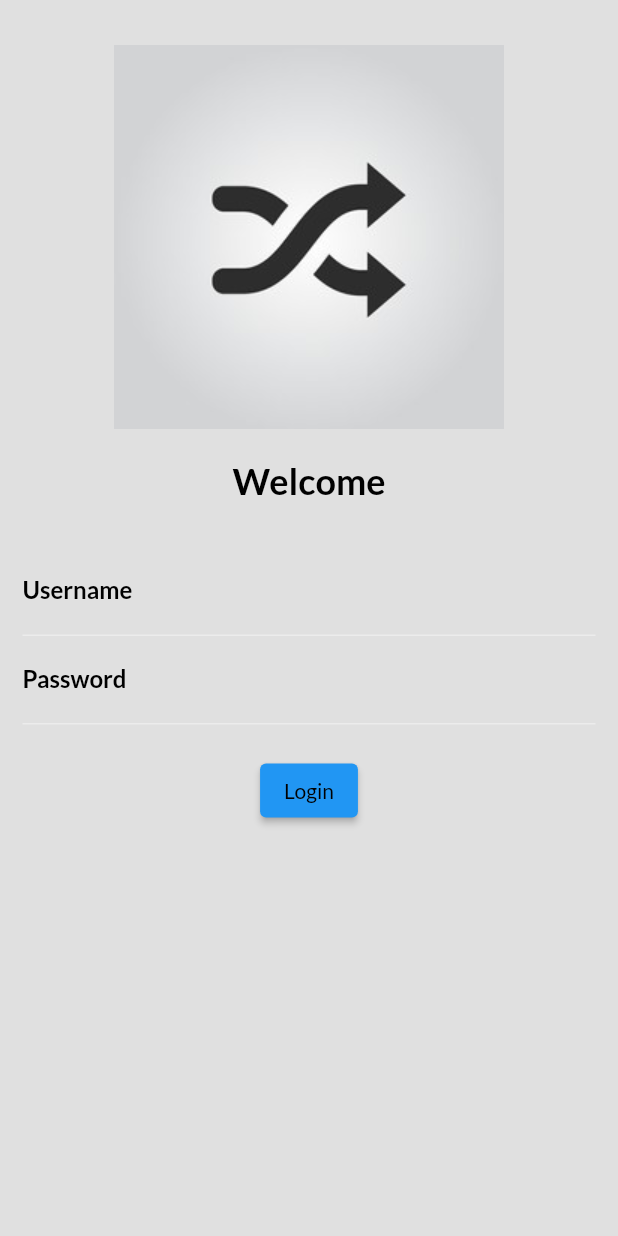
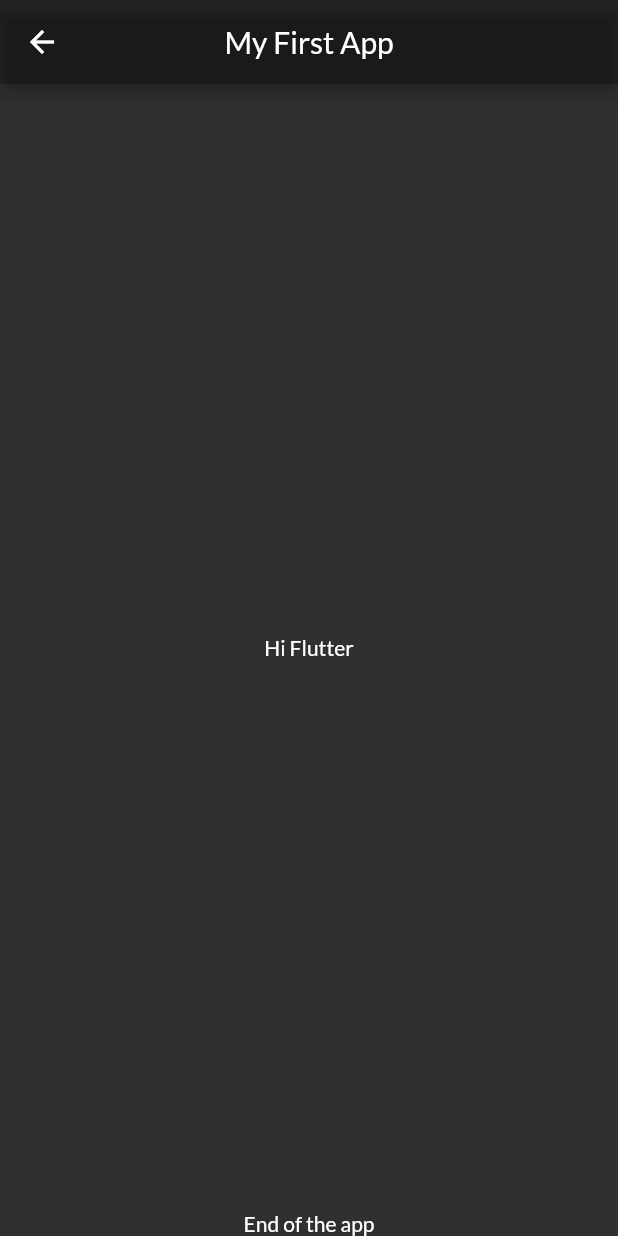
Before and after one commit to sohaibamir/Catalog-App, a Flutter app: the screen it shows after launch, after a tap on "Login", on a phone screen of 412 x 824 dp. Run offline on Flutter 3.47's test engine with Material 2 defaults, Android fonts, the phone set to English and light mode, and no system bars; our stand-ins replace google_fonts.

Commit message:
Day 5 completed

```diff
--- a/lib/main.dart
+++ b/lib/main.dart
@@ -2,6 +2,7 @@ import 'package:flutter/cupertino.dart';
 import 'package:flutter/material.dart';
 import 'package:flutter_application_1/pages/home_page.dart';
 import 'package:flutter_application_1/pages/login_page.dart';
+import 'package:flutter_application_1/utils/routes.dart';
 import 'package:google_fonts/google_fonts.dart';
 
 void main() {
@@ -27,11 +28,12 @@ class MyApp extends StatelessWidget {
       darkTheme: ThemeData(
           brightness: Brightness.dark,
           fontFamily: GoogleFonts.lato().fontFamily),
-      initialRoute: "/home",
+      //debugShowCheckedModeBanner: false,
+      initialRoute: "/",
       routes: {
         "/": (context) => LoginPage(),
-        "/home": (context) => HomePage(),
-        "login": (context) => LoginPage(),
+        MyRoutes.homeRoute: (context) => HomePage(),
+        MyRoutes.loginRoute: (context) => LoginPage(),
       },
     );
   }
--- a/lib/pages/home_page.dart
+++ b/lib/pages/home_page.dart
@@ -3,78 +3,20 @@ import 'package:flutter/material.dart';
 class HomePage extends StatelessWidget {
   @override
   Widget build(BuildContext context) {
-    return Material(
-        color: Colors.grey.shade300,
-        child: Column(
-          children: [
-            // ignore: prefer_const_constructors
-            SizedBox(
-              height: 30.0,
-            ),
-            Image.asset(
-              "assets/images/random.jpg",
-              fit: BoxFit.cover,
-            ),
-            // ignore: prefer_const_constructors
-            SizedBox(
-              height: 20.0,
-            ),
-            // ignore: prefer_const_constructors
-            Text(
-              "Welcome",
-              style: const TextStyle(
-                fontSize: 24,
-                fontWeight: FontWeight.bold,
-                color: Colors.black,
-              ),
-            ),
-            // ignore: prefer_const_constructors
-            SizedBox(
-              height: 20.0,
-            ),
-            Padding(
-                padding:
-                    const EdgeInsets.symmetric(vertical: 10, horizontal: 15),
-                child: Column(
-                  children: [
-                    TextFormField(
-                        cursorColor: Colors.black,
-                        style: const TextStyle(color: Colors.black),
-                        decoration: const InputDecoration(
-                            hintText: "Enter username",
-                            labelText: "Username",
-                            hintStyle: TextStyle(
-                                color: Colors.red, fontWeight: FontWeight.w200),
-                            labelStyle: TextStyle(
-                                color: Colors.black,
-                                fontWeight: FontWeight.bold))),
-                    TextFormField(
-                        obscureText: true,
-                        cursorColor: Colors.black,
-                        style: const TextStyle(color: Colors.black),
-                        decoration: const InputDecoration(
-                            hintText: "Enter password",
-                            labelText: "Password",
-                            hintStyle: TextStyle(
-                                color: Colors.red, fontWeight: FontWeight.w200),
-                            labelStyle: TextStyle(
-                                color: Colors.black,
-                                fontWeight: FontWeight.bold))),
-                    // ignore: prefer_const_constructors
-                    SizedBox(
-                      height: 20.0,
-                    ),
-                    ElevatedButton(
-                      onPressed: () {
-                        // ignore: avoid_print
-                        print("Button working");
-                      },
-                      child: const Text("Login"),
-                      style: TextButton.styleFrom(primary: Colors.black),
-                    )
-                  ],
-                )),
-          ],
+    return Scaffold(
+        appBar: AppBar(
+          centerTitle: true,
+          title: const Text("My First App"),
+          backgroundColor: Colors.black26,
+        ),
+        body: const Center(
+          child: Center(
+            child: Text("Hi Flutter"),
+          ),
+        ),
+        bottomNavigationBar: const Text(
+          "End of the app",
+          textAlign: TextAlign.center,
         ));
   }
 }
--- a/lib/pages/login_page.dart
+++ b/lib/pages/login_page.dart
@@ -1,19 +1,87 @@
 import 'package:flutter/material.dart';
+import 'package:flutter_application_1/utils/routes.dart';
 
 class LoginPage extends StatelessWidget {
   @override
   Widget build(BuildContext context) {
-    return const Material(
-      child: Center(
-        child: Text(
-          "Login Page",
-          style: TextStyle(
-            fontSize: 40,
-            color: Colors.blue,
-            fontWeight: FontWeight.bold,
+    return Material(
+      color: Colors.grey.shade300,
+      child: SingleChildScrollView(
+          child: Column(
+        children: [
+          // ignore: prefer_const_constructors
+          SizedBox(
+            height: 30.0,
           ),
-        ),
-      ),
+          Image.asset(
+            "assets/images/random.jpg",
+            fit: BoxFit.cover,
+            height: 200,
+          ),
+          // ignore: prefer_const_constructors
+          SizedBox(
+            height: 30.0,
+          ),
+          // ignore: prefer_const_constructors
+          Text(
+            "Welcome",
+            style: const TextStyle(
+              fontSize: 26,
+              fontWeight: FontWeight.bold,
+              color: Colors.black,
+            ),
+          ),
+          // ignore: prefer_const_constructors
+          SizedBox(
+            height: 20.0,
+          ),
+          Padding(
+              padding: const EdgeInsets.symmetric(vertical: 10, horizontal: 15),
+              child: Column(
+                children: [
+                  TextFormField(
+                      cursorColor: Colors.black,
+                      style: const TextStyle(color: Colors.black),
+                      decoration: const InputDecoration(
+                          hintText: "Enter username",
+                          labelText: "Username",
+                          hintStyle: TextStyle(
+                              color: Colors.red, fontWeight: FontWeight.w200),
+                          labelStyle: TextStyle(
+                              color: Colors.black,
+                              fontWeight: FontWeight.bold))),
+                  TextFormField(
+                      obscureText: true,
+                      cursorColor: Colors.black,
+                      style: const TextStyle(color: Colors.black),
+                      decoration: const InputDecoration(
+                          hintText: "Enter password",
+                          labelText: "Password",
+                          hintStyle: TextStyle(
+                              color: Colors.red, fontWeight: FontWeight.w200),
+                          labelStyle: TextStyle(
+                              color: Colors.black,
+                              fontWeight: FontWeight.bold))),
+                  // ignore: prefer_const_constructors
+                  SizedBox(
+                    height: 30.0,
+                  ),
+                  ElevatedButton(
+                    onPressed: () {
+                      Navigator.pushNamed(context, MyRoutes.homeRoute);
+                    },
+                    child: const Text("Login"),
+                    style: TextButton.styleFrom(
+                      primary: Colors.black,
+                      minimumSize: const Size(120, 40),
+                      textStyle: const TextStyle(
+                          fontWeight: FontWeight.bold, fontSize: 15),
+                    ),
+                  )
+                ],
+              )),
+        ],
+      )),
     );
   }
 }
--- /dev/null
+++ b/lib/utils/routes.dart
@@ -0,0 +1,4 @@
+class MyRoutes {
+  static String loginRoute = "/login";
+  static String homeRoute = "/home";
+}
```
